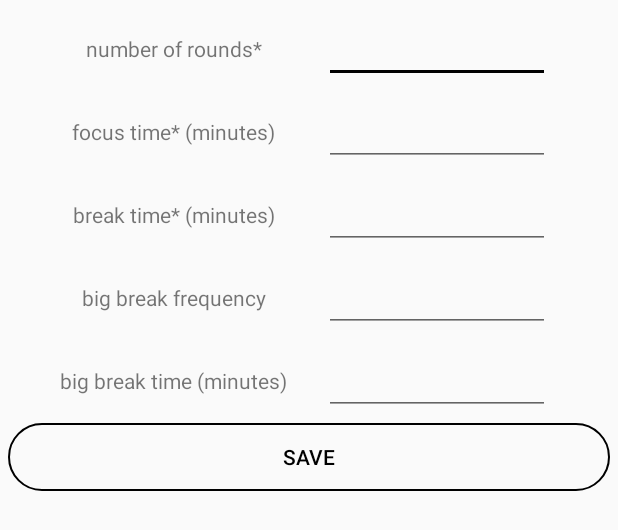
After one commit to yanaskyrda/pomodoro-worker, an Android app: the layout new_session_setting_popup.xml on its own in the app's theme, with its tools: preview values and no code run, on a phone screen of 412 x 824 dp. The commit adds this screen. Shown: the top 530 px of the screen. Run offline under Robolectric (Android 15) with nearby library versions, the phone set to English and light mode, and no system bars.

Commit message:
added popup and logic to create new sessions

```diff
--- a/app/src/main/java/com/diploma/MainTabFragment.java
+++ b/app/src/main/java/com/diploma/MainTabFragment.java
@@ -1,6 +1,7 @@
 package com.diploma;
 
 import android.app.AlertDialog;
+import android.graphics.Color;
 import android.os.Bundle;
 import android.view.LayoutInflater;
 import android.view.View;
@@ -19,6 +20,7 @@ import com.diploma.spotify.MusicsSettingsService;
 import com.diploma.spotify.SpotifyPlayerService;
 import com.diploma.spotify.SpotifyUtils;
 import com.diploma.timer.SessionOptionsAdapter;
+import com.diploma.timer.SessionSettingEntity;
 import com.diploma.timer.SessionsSettingsService;
 import com.diploma.timer.TimerService;
 import com.diploma.youtube.VideoOptionsAdapter;
@@ -44,6 +46,7 @@ public class MainTabFragment extends Fragment {
     private AlertDialog sessionSettingDialog;
     private AlertDialog videosSettingDialog;
     private AlertDialog musicsSettingDialog;
+    private AlertDialog createNewSessionSettingDialog;
 
     private SessionsSettingsService sessionsSettingsService;
     private MusicsSettingsService musicsSettingsService;
@@ -88,13 +91,13 @@ public class MainTabFragment extends Fragment {
         musicsSettingsService = MusicsSettingsService.getInstance();
 
         final Button openVideosChooser = view.findViewById(R.id.video_playlist_button);
-        openVideosChooser.setOnClickListener(this::createNewVideosDialog);
+        openVideosChooser.setOnClickListener(this::createDialogToEditVideoSettings);
 
         final Button openMusicsChooser = view.findViewById(R.id.music_playlist_button);
-        openMusicsChooser.setOnClickListener(this::createNewMusicDialog);
+        openMusicsChooser.setOnClickListener(this::createDialogToEditMusicSettings);
 
         final ImageButton openSessionSetting = view.findViewById(R.id.sessions_settings_button);
-        openSessionSetting.setOnClickListener(this::createNewSessionSettingsDialog);
+        openSessionSetting.setOnClickListener(this::createDialogToEditSessionSettings);
 
         final Button expandYoutubeButton = view.findViewById(R.id.expand_youtube_button);
         expandYoutubeButton.setOnClickListener(v -> {
@@ -119,7 +122,7 @@ public class MainTabFragment extends Fragment {
         spotifyPlayerService.onStop();
     }
 
-    public void createNewVideosDialog(View view) {
+    public void createDialogToEditVideoSettings(View view) {
         dialogBuilder = new AlertDialog.Builder(view.getContext());
         final View videoChooserView = getLayoutInflater().inflate(R.layout.video_chooser_popup, null);
 
@@ -168,7 +171,7 @@ public class MainTabFragment extends Fragment {
         });
     }
 
-    public void createNewMusicDialog(View view) {
+    public void createDialogToEditMusicSettings(View view) {
         dialogBuilder = new AlertDialog.Builder(view.getContext());
         final View musicChooserView = getLayoutInflater().inflate(R.layout.music_chooser_popup, null);
         final Button musicChooserButton = view.getRootView().findViewById(R.id.music_playlist_button);
@@ -202,10 +205,11 @@ public class MainTabFragment extends Fragment {
         });
     }
 
-    public void createNewSessionSettingsDialog(View view) {
+    public void createDialogToEditSessionSettings(View view) {
         dialogBuilder = new AlertDialog.Builder(view.getContext());
         final View sessionSettingsView = getLayoutInflater().inflate(R.layout.session_setting_popup, null);
         final TextView timeText = view.getRootView().findViewById(R.id.text_session_time);
+        final Button createNewSessionButton = sessionSettingsView.findViewById(R.id.session_create_new_button);
 
         dialogBuilder.setView(sessionSettingsView);
         sessionSettingDialog = dialogBuilder.create();
@@ -223,5 +227,82 @@ public class MainTabFragment extends Fragment {
                                 sessionsSettingsService.getActiveSetting().getFocusTime()));
             }
         });
+
+        createNewSessionButton.setOnClickListener(v -> {
+            createDialogNewSessionSetting(v, adapter);
+        });
+    }
+
+    public void createDialogNewSessionSetting(View view, SessionOptionsAdapter adapter) {
+        dialogBuilder = new AlertDialog.Builder(view.getContext());
+        final View newSessionSettingsView = getLayoutInflater().inflate(R.layout.new_session_setting_popup, null);
+        final Button saveSessionButton = newSessionSettingsView.findViewById(R.id.save_new_setting_button);
+
+        final TextInputLayout roundCountLayout = newSessionSettingsView.findViewById(R.id.input_round_count);
+        final TextInputLayout focusTimeLayout = newSessionSettingsView.findViewById(R.id.input_focus_time);
+        final TextInputLayout breakTimeLayout = newSessionSettingsView.findViewById(R.id.input_break_time);
+        final TextInputLayout bigBreakFrequencyLayout = newSessionSettingsView.findViewById(R.id.input_big_break_frequency);
+        final TextInputLayout bigBreakTimeLayout = newSessionSettingsView.findViewById(R.id.input_big_break_time);
+
+        final TextView roundCountHintText = newSessionSettingsView.findViewById(R.id.input_round_count_hint);
+        final TextView focusTimeHintText = newSessionSettingsView.findViewById(R.id.input_focus_time_hint);
+        final TextView breakTimeHintText = newSessionSettingsView.findViewById(R.id.input_break_time_hint);
+
+        dialogBuilder.setView(newSessionSettingsView);
+        createNewSessionSettingDialog = dialogBuilder.create();
+        createNewSessionSettingDialog.show();
+
+        saveSessionButton.setOnClickListener(v -> {
+            Boolean validationFailed = false;
+            String roundCountText = null;
+            String focusTimeText = null;
+            String breakTimeText = null;
+            try {
+                roundCountText = validateSessionField(roundCountLayout, roundCountHintText);
+            } catch (IllegalArgumentException ignored) {
+                validationFailed = true;
+            }
+            try {
+                focusTimeText = validateSessionField(focusTimeLayout, focusTimeHintText);
+            } catch (IllegalArgumentException ignored) {
+                validationFailed = true;
+            }
+            try {
+                breakTimeText = validateSessionField(breakTimeLayout, breakTimeHintText);
+            } catch (IllegalArgumentException ignored) {
+                validationFailed = true;
+            }
+
+            if (!validationFailed) {
+                int bigBreakFrequencyText = getInputOrDefaultValue(bigBreakFrequencyLayout, 0);
+                int bigBreakTimeText = getInputOrDefaultValue(bigBreakTimeLayout, 0);
+                SessionSettingEntity newSessionSetting = new SessionSettingEntity(
+                        Integer.parseInt(roundCountText), Integer.parseInt(focusTimeText),
+                        Integer.parseInt(breakTimeText), bigBreakFrequencyText, bigBreakTimeText
+                );
+                sessionsSettingsService.createAndAddSetting(newSessionSetting);
+                adapter.notifyDataSetChanged();
+                createNewSessionSettingDialog.dismiss();
+            }
+        });
+    }
+
+    private String validateSessionField(TextInputLayout textInput, TextView textView) throws IllegalArgumentException {
+        String text = textInput.getEditText().getText().toString();
+        if (text.isEmpty()) {
+            textView.setTextColor(Color.RED);
+            throw new IllegalArgumentException();
+        } else {
+            textView.setTextColor(Color.GRAY);
+        }
+        return text;
+    }
+
+    private int getInputOrDefaultValue(TextInputLayout textInput, int defaultValue) {
+        String text = textInput.getEditText().getText().toString();
+        if (text.isEmpty()) {
+            return defaultValue;
+        }
+        return Integer.parseInt(text);
     }
 }
--- a/app/src/main/java/com/diploma/timer/SessionsSettingsService.java
+++ b/app/src/main/java/com/diploma/timer/SessionsSettingsService.java
@@ -1,6 +1,7 @@
 package com.diploma.timer;
 
 import com.diploma.database.DatabaseHandler;
+import com.diploma.spotify.MusicSettingEntity;
 
 import java.util.ArrayList;
 import java.util.Arrays;
@@ -52,6 +53,11 @@ public final class SessionsSettingsService {
         sessionSettingDataSet.remove(position);
     }
 
+    public void createAndAddSetting(SessionSettingEntity sessionSetting) {
+        DatabaseHandler.getInstance(null).addSessionSetting(sessionSetting);
+        sessionSettingDataSet.add(sessionSetting);
+    }
+
     public int getDataSetSize() {
         if (sessionSettingDataSet == null) {
             return 0;
--- /dev/null
+++ b/app/src/main/res/layout/new_session_setting_popup.xml
@@ -0,0 +1,249 @@
+<?xml version="1.0" encoding="utf-8"?>
+<androidx.constraintlayout.widget.ConstraintLayout xmlns:android="http://schemas.android.com/apk/res/android"
+    android:layout_width="match_parent"
+    android:layout_height="match_parent"
+    xmlns:app="http://schemas.android.com/apk/res-auto">
+
+    <LinearLayout
+        android:id="@+id/round_count_layout"
+        android:orientation="horizontal"
+        android:background="@android:drawable/bottom_bar"
+        android:paddingHorizontal="30dp"
+        android:layout_width="fill_parent"
+        android:layout_height="45dp"
+        android:layout_marginTop="10dp"
+        android:theme="@style/AppTheme"
+        android:backgroundTint="@android:color/transparent"
+        app:layout_constraintTop_toTopOf="parent"
+        app:layout_constraintLeft_toLeftOf="parent">
+
+        <TextView
+            android:id="@+id/input_round_count_hint"
+            android:layout_width="0dp"
+            android:layout_height="fill_parent"
+            android:layout_weight="1.0"
+            android:paddingVertical="5dp"
+            android:paddingHorizontal="5dp"
+            android:text="number of rounds*"
+            android:gravity="center"/>
+
+        <com.google.android.material.textfield.TextInputLayout
+            android:id="@+id/input_round_count"
+            android:layout_width="0dp"
+            android:layout_height="45dp"
+            android:layout_weight="1.0"
+            app:layout_constraintRight_toRightOf="parent"
+            app:layout_constraintLeft_toLeftOf="parent"
+            android:layout_marginHorizontal="5dp"
+            android:textColor="@color/Black">
+
+            <com.google.android.material.textfield.TextInputEditText
+                android:layout_width="match_parent"
+                android:layout_height="match_parent"
+                android:textSize="16sp"
+                android:maxLines="1"
+                android:inputType="number"
+                android:paddingVertical="0dp"
+                android:layout_marginHorizontal="10dp"/>
+        </com.google.android.material.textfield.TextInputLayout>
+    </LinearLayout>
+
+    <LinearLayout
+        android:id="@+id/focus_time_layout"
+        android:orientation="horizontal"
+        android:background="@android:drawable/bottom_bar"
+        android:paddingHorizontal="30dp"
+        android:layout_width="fill_parent"
+        android:layout_height="45dp"
+        android:layout_marginTop="10dp"
+        android:theme="@style/AppTheme"
+        android:backgroundTint="@android:color/transparent"
+        app:layout_constraintTop_toBottomOf="@id/round_count_layout"
+        app:layout_constraintLeft_toLeftOf="parent">
+
+        <TextView
+            android:id="@+id/input_focus_time_hint"
+            android:layout_width="0dp"
+            android:layout_height="fill_parent"
+            android:layout_weight="1.0"
+            android:paddingVertical="5dp"
+            android:paddingHorizontal="5dp"
+            android:text="focus time* (minutes)"
+            android:gravity="center"/>
+
+        <com.google.android.material.textfield.TextInputLayout
+            android:id="@+id/input_focus_time"
+            android:layout_width="0dp"
+            android:layout_height="45dp"
+            android:layout_weight="1.0"
+            app:layout_constraintRight_toRightOf="parent"
+            app:layout_constraintLeft_toLeftOf="parent"
+            android:layout_marginHorizontal="5dp"
+            android:textColor="@color/Black">
+
+            <com.google.android.material.textfield.TextInputEditText
+                android:layout_width="match_parent"
+                android:layout_height="match_parent"
+                android:textSize="16sp"
+                android:maxLines="1"
+                android:inputType="number"
+                android:paddingVertical="0dp"
+                android:layout_marginHorizontal="10dp"/>
+
+        </com.google.android.material.textfield.TextInputLayout>
+    </LinearLayout>
+
+    <LinearLayout
+        android:id="@+id/break_time_layout"
+        android:orientation="horizontal"
+        android:background="@android:drawable/bottom_bar"
+        android:paddingHorizontal="30dp"
+        android:layout_width="fill_parent"
+        android:layout_height="45dp"
+        android:layout_marginTop="10dp"
+        android:theme="@style/AppTheme"
+        android:backgroundTint="@android:color/transparent"
+        app:layout_constraintTop_toBottomOf="@id/focus_time_layout"
+        app:layout_constraintLeft_toLeftOf="parent">
+
+        <TextView
+            android:id="@+id/input_break_time_hint"
+            android:layout_width="0dp"
+            android:layout_height="fill_parent"
+            android:layout_weight="1.0"
+            android:paddingVertical="5dp"
+            android:paddingHorizontal="5dp"
+            android:text="break time* (minutes)"
+            android:gravity="center"/>
+
+        <com.google.android.material.textfield.TextInputLayout
+            android:id="@+id/input_break_time"
+            android:layout_width="0dp"
+            android:layout_height="45dp"
+            android:layout_weight="1.0"
+            app:layout_constraintRight_toRightOf="parent"
+            app:layout_constraintLeft_toLeftOf="parent"
+            android:layout_marginHorizontal="5dp"
+            android:textColor="@color/Black">
+
+            <com.google.android.material.textfield.TextInputEditText
+                android:layout_width="match_parent"
+                android:layout_height="match_parent"
+                android:textSize="16sp"
+                android:maxLines="1"
+                android:inputType="number"
+                android:paddingVertical="0dp"
+                android:layout_marginHorizontal="10dp"/>
+
+        </com.google.android.material.textfield.TextInputLayout>
+    </LinearLayout>
+
+    <LinearLayout
+        android:id="@+id/big_break_frequency_layout"
+        android:orientation="horizontal"
+        android:background="@android:drawable/bottom_bar"
+        android:paddingHorizontal="30dp"
+        android:layout_width="fill_parent"
+        android:layout_height="45dp"
+        android:layout_marginTop="10dp"
+        android:theme="@style/AppTheme"
+        android:backgroundTint="@android:color/transparent"
+        app:layout_constraintTop_toBottomOf="@id/break_time_layout"
+        app:layout_constraintLeft_toLeftOf="parent">
+
+        <TextView
+            android:layout_width="0dp"
+            android:layout_height="fill_parent"
+            android:layout_weight="1.0"
+            android:paddingVertical="5dp"
+            android:paddingHorizontal="5dp"
+            android:text="big break frequency"
+            android:gravity="center"/>
+
+        <com.google.android.material.textfield.TextInputLayout
+            android:id="@+id/input_big_break_frequency"
+            android:layout_width="0dp"
+            android:layout_height="45dp"
+            android:layout_weight="1.0"
+            app:layout_constraintRight_toRightOf="parent"
+            app:layout_constraintLeft_toLeftOf="parent"
+            android:layout_marginHorizontal="5dp"
+            android:textColor="@color/Black">
+
+            <com.google.android.material.textfield.TextInputEditText
+                android:layout_width="match_parent"
+                android:layout_height="match_parent"
+                android:textSize="16sp"
+                android:maxLines="1"
+                android:inputType="number"
+                android:paddingVertical="0dp"
+                android:layout_marginHorizontal="10dp"/>
+
+        </com.google.android.material.textfield.TextInputLayout>
+    </LinearLayout>
+
+    <LinearLayout
+        android:id="@+id/big_break_time_layout"
+        android:orientation="horizontal"
+        android:background="@android:drawable/bottom_bar"
+        android:paddingHorizontal="30dp"
+        android:layout_width="fill_parent"
+        android:layout_height="45dp"
+        android:layout_marginTop="10dp"
+        android:theme="@style/AppTheme"
+        android:backgroundTint="@android:color/transparent"
+        app:layout_constraintTop_toBottomOf="@id/big_break_frequency_layout"
+        app:layout_constraintLeft_toLeftOf="parent">
+
+        <TextView
+            android:layout_width="0dp"
+            android:layout_height="fill_parent"
+            android:layout_weight="1.0"
+            android:paddingVertical="5dp"
+            android:paddingHorizontal="5dp"
+            android:text="big break time (minutes)"
+            android:gravity="center"/>
+
+        <com.google.android.material.textfield.TextInputLayout
+            android:id="@+id/input_big_break_time"
+            android:layout_width="0dp"
+            android:layout_height="45dp"
+            android:layout_weight="1.0"
+            app:layout_constraintRight_toRightOf="parent"
+            app:layout_constraintLeft_toLeftOf="parent"
+            android:layout_marginHorizontal="5dp"
+            android:textColor="@color/Black">
+
+            <com.google.android.material.textfield.TextInputEditText
+                android:layout_width="match_parent"
+                android:layout_height="match_parent"
+                android:textSize="16sp"
+                android:maxLines="1"
+                android:inputType="number"
+                android:paddingVertical="0dp"
+                android:layout_marginHorizontal="10dp"/>
+
+        </com.google.android.material.textfield.TextInputLayout>
+    </LinearLayout>
+
+    <Button
+        android:id="@+id/save_new_setting_button"
+        android:layout_width="match_parent"
+        android:layout_height="45dp"
+        app:layout_constraintRight_toRightOf="parent"
+        app:layout_constraintLeft_toLeftOf="parent"
+        app:layout_constraintTop_toBottomOf="@id/big_break_time_layout"
+        android:layout_margin="5dp"
+        android:textColor="@color/Black"
+        android:text="@string/save"
+        android:background="@drawable/drawable_main_button_shape" />
+
+    <TextView
+        android:id="@+id/blank_space"
+        android:layout_width="match_parent"
+        android:layout_height="10dp"
+        app:layout_constraintTop_toBottomOf="@id/save_new_setting_button"
+        app:layout_constraintLeft_toLeftOf="parent"
+        app:layout_constraintRight_toRightOf="parent" />
+
+</androidx.constraintlayout.widget.ConstraintLayout>
--- a/app/src/main/res/values/strings.xml
+++ b/app/src/main/res/values/strings.xml
@@ -13,6 +13,7 @@
     <string name="start_session">Start Session</string>
     <string name="null_time">00:00:00</string>
     <string name="create_new_session">Create New Session</string>
+    <string name="save">Save</string>
 
     <string-array name="tab_titles">
         <item>@string/Video</item>
```
